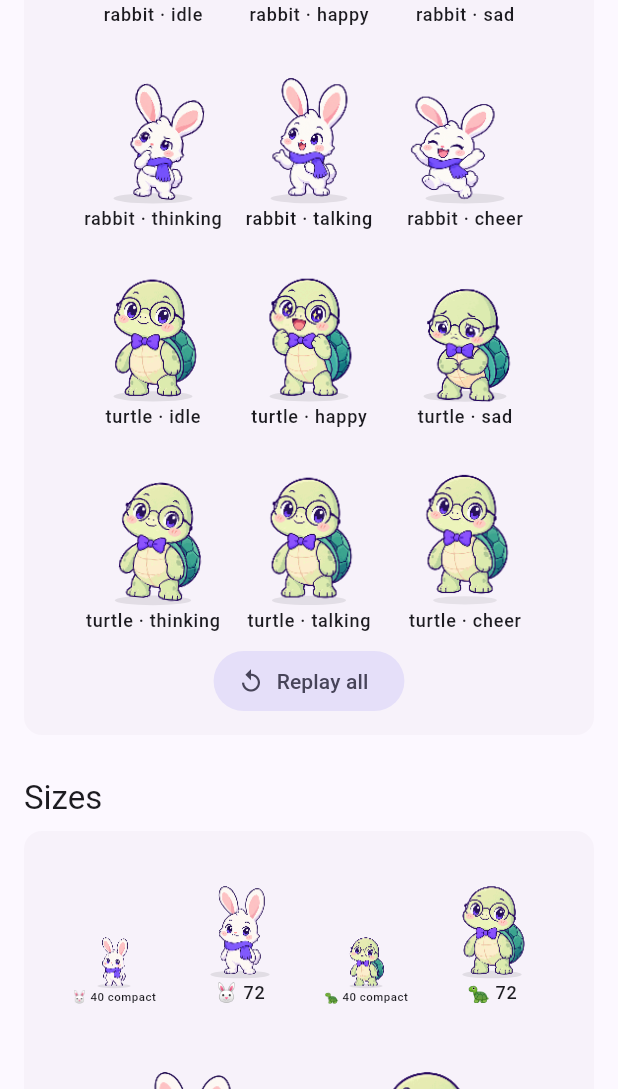
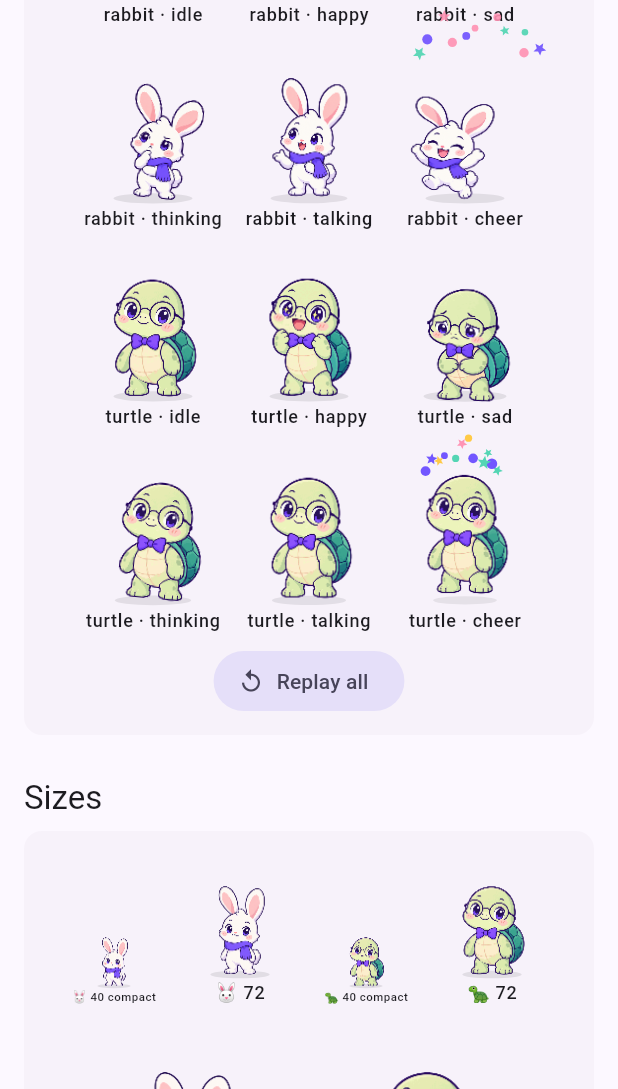
Before and after one commit to oghdy/Maru2026, a Flutter app: the CharacterGalleryPage screen opened directly, scrolled down 1152 dp, on a phone screen of 412 x 824 dp, the part 147-1236 px from its top. Run offline on Flutter 3.47's test engine with Material 3 defaults, Android fonts, the phone set to English and light mode, and no system bars; our stand-ins replace dio, flutter_riverpod, flutter_secure_storage, flutter_tts, google_sign_in, just_audio and 1 more; accounts and stored records are empty.

Commit message:
[CHR-1.6.1.5] Cheer confetti burst at jump apex (stars/dots, gravity, fade; off in compact/reduce motion)
Co-Authored-By: Claude Opus 5.5 <noreply@anthropic.com>

```diff
--- a/frontend/maru/lib/shared/characters/src/maru_character_widget.dart
+++ b/frontend/maru/lib/shared/characters/src/maru_character_widget.dart
@@ -7,6 +7,7 @@ import 'character_assets.dart';
 import 'character_motion.dart';
 import 'character_pose.dart';
 import 'character_types.dart';
+import 'particles.dart';
 import 'placeholder_painter.dart';
 
 /// Rabbit / turtle mascot that breathes, blinks, fidgets and reacts to [mood]
@@ -91,6 +92,8 @@ class _MaruCharacterState extends State<MaruCharacter> with SingleTickerProvider
   final List<(double, double)> _blinkWindows = [];
   late double _nextFidgetT;
   double? _entranceStartT;
+  ParticleBurst? _burst;
+  bool _burstPending = false;
 
   // Output of the last tick, read by the builders.
   CharacterPose _pose = CharacterPose.zero;
@@ -149,6 +152,7 @@ class _MaruCharacterState extends State<MaruCharacter> with SingleTickerProvider
         _entranceScale = 1;
         _blinkWindows.clear();
         _blink.value = false;
+        _burst = null;
       }
     }
     _syncTicker();
@@ -315,6 +319,22 @@ class _MaruCharacterState extends State<MaruCharacter> with SingleTickerProvider
     if (_track != null) _fireEvents();
     _pose = _loopPose() + reaction;
 
+    // Cheer confetti: spawned at the jump apex just above the head; then it flies
+    // in screen space (does not follow the body). None in compact mode.
+    if (_burstPending) {
+      _burstPending = false;
+      if (!_compact) {
+        _burst = ParticleBurst(
+          // Just above the head (0.8·size above the feet pivot), following the body's tilt.
+          origin: Offset(0.5 + 0.8 * math.sin(_pose.rot), 1.0 - _pose.lift - 0.8 * math.cos(_pose.rot)),
+          startT: _t,
+          primary: Theme.of(context).colorScheme.primary,
+          rnd: _rnd,
+        );
+      }
+    }
+    if (_burst?.isDone(_t) ?? false) _burst = null;
+
     final es = _entranceStartT;
     if (es != null) {
       final ms = (_t - es) * 1000;
@@ -353,9 +373,7 @@ class _MaruCharacterState extends State<MaruCharacter> with SingleTickerProvider
   void _fireEvents() {
     final ms = (_t - _trackStartT) * 1000;
     _track!.events.forEach((event, at) {
-      if (ms >= at && _firedEvents.add(event)) {
-        // Particle burst hook (CHR-1.6.1.5).
-      }
+      if (ms >= at && _firedEvents.add(event) && event == TrackEvent.burst) _burstPending = true;
     });
   }
 
@@ -417,6 +435,9 @@ class _MaruCharacterState extends State<MaruCharacter> with SingleTickerProvider
             ),
           ),
           body,
+          CustomPaint(
+            painter: ParticlePainter(repaint: _frame, burst: () => _burst, now: () => _t),
+          ),
         ],
       ),
     );
--- /dev/null
+++ b/frontend/maru/lib/shared/characters/src/particles.dart
@@ -0,0 +1,107 @@
+import 'dart:math' as math;
+
+import 'package:flutter/material.dart';
+
+/// One confetti piece, in units of the character size (so it scales with it).
+class _Particle {
+  _Particle({
+    required this.velocity,
+    required this.color,
+    required this.star,
+    required this.radius,
+    required this.spin,
+  });
+
+  final Offset velocity; // size/s
+  final Color color;
+  final bool star;
+  final double radius; // size
+  final double spin; // rad/s
+}
+
+/// Cheer burst (CHARACTER_API §2.3): 10–14 stars/dots fly out radially from above
+/// the head, fall with gravity and fade out over [duration]. Driven by the
+/// character's own frame clock — no extra ticker.
+class ParticleBurst {
+  ParticleBurst({
+    required this.origin,
+    required this.startT,
+    required Color primary,
+    required math.Random rnd,
+  }) : _particles = _spawn(primary, rnd);
+
+  static List<_Particle> _spawn(Color primary, math.Random rnd) {
+    final count = 10 + rnd.nextInt(5); // 10–14
+    return List.generate(count, (i) {
+      // Upward fan (−170°…−10°), evenly spread with jitter.
+      final a = -math.pi * (0.06 + 0.88 * (i + rnd.nextDouble()) / count);
+      final speed = 0.9 + rnd.nextDouble() * 0.7;
+      return _Particle(
+        velocity: Offset(math.cos(a), math.sin(a)) * speed,
+        color: [primary, ..._accents][rnd.nextInt(4)],
+        star: rnd.nextBool(),
+        radius: 0.028 + rnd.nextDouble() * 0.022,
+        spin: (rnd.nextDouble() - 0.5) * 10,
+      );
+    });
+  }
+
+  // Secondary festive colours (allowed exception to colorScheme-only).
+  static const _accents = [Color(0xFFFFC83D), Color(0xFF4CD4B0), Color(0xFFFF8FB1)];
+  static const duration = 0.9;
+  static const _gravity = 2.4; // size/s²
+
+  /// Burst origin in size units, relative to the character box (0,0 = top-left).
+  final Offset origin;
+  final double startT;
+  final List<_Particle> _particles;
+
+  bool isDone(double t) => t - startT >= duration;
+
+  void paint(Canvas canvas, double size, double t) {
+    final age = t - startT;
+    if (age < 0 || age >= duration) return;
+    final u = age / duration;
+    final alpha = (1 - u * u).clamp(0.0, 1.0);
+    // Quick pop-in so pieces don't appear at full size on the head.
+    final grow = Curves.easeOutBack.transform((age / 0.12).clamp(0.0, 1.0));
+    for (final p in _particles) {
+      final pos = (origin + p.velocity * age + Offset(0, 0.5 * _gravity * age * age)) * size;
+      final r = p.radius * size * grow;
+      final paint = Paint()..color = p.color.withValues(alpha: alpha);
+      if (p.star) {
+        canvas.save();
+        canvas.translate(pos.dx, pos.dy);
+        canvas.rotate(p.spin * age);
+        canvas.drawPath(_star(r), paint);
+        canvas.restore();
+      } else {
+        canvas.drawCircle(pos, r * 0.75, paint);
+      }
+    }
+  }
+
+  static Path _star(double r) {
+    final path = Path();
+    for (var i = 0; i < 10; i++) {
+      final rad = i.isEven ? r : r * 0.45;
+      final a = -math.pi / 2 + i * math.pi / 5;
+      final pt = Offset(math.cos(a), math.sin(a)) * rad;
+      i == 0 ? path.moveTo(pt.dx, pt.dy) : path.lineTo(pt.dx, pt.dy);
+    }
+    return path..close();
+  }
+}
+
+class ParticlePainter extends CustomPainter {
+  ParticlePainter({required Listenable repaint, required this.burst, required this.now}) : super(repaint: repaint);
+
+  final ParticleBurst? Function() burst;
+  final double Function() now;
+
+  @override
+  void paint(Canvas canvas, Size size) => burst()?.paint(canvas, size.width, now());
+
+  @override
+  bool shouldRepaint(ParticlePainter old) => false;
+}
```
